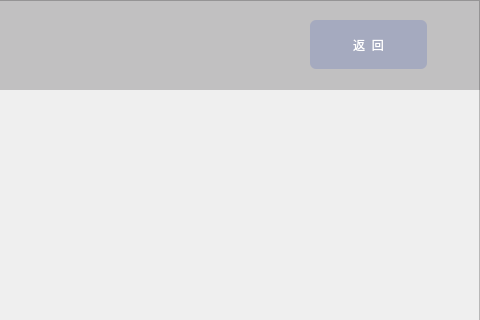
Before: the Qt Designer form leaktest.ui in thewayI/tiny4412, drawn with Qt 5; both pictures show x 800 to 1280 and y 0 to 320 of the 1280 by 800 pixel window.
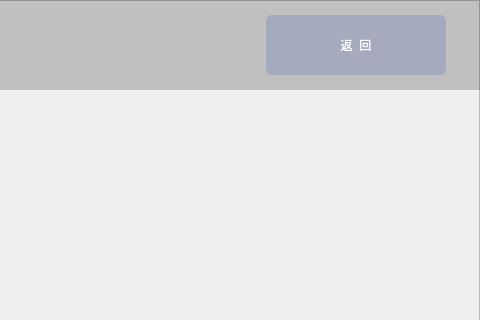
After: the same form once the commit is applied. Icons and pictures are not drawn.

Diff of the .ui file:
```diff
--- a/leaktest.ui
+++ b/leaktest.ui
@@ -212,10 +212,10 @@
   <widget class="QPushButton" name="btn_configureMachine_2">
    <property name="geometry">
     <rect>
-     <x>1110</x>
-     <y>20</y>
-     <width>117</width>
-     <height>49</height>
+     <x>1066</x>
+     <y>15</y>
+     <width>180</width>
+     <height>60</height>
     </rect>
    </property>
    <property name="font">
```
